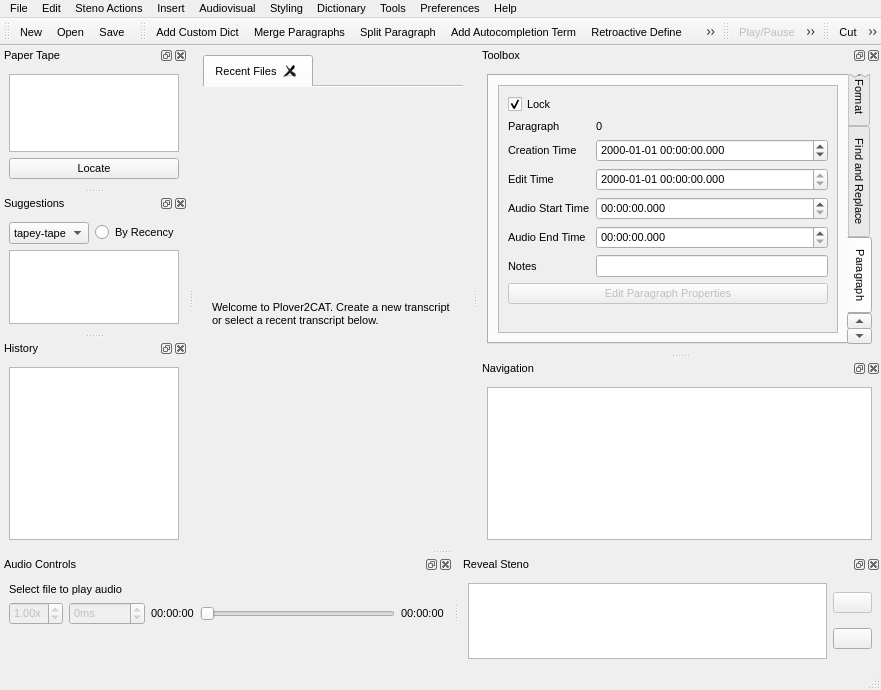
Old version of the form plover_cat/plover_cat.ui in the repository greenwyrt/plover2CAT.
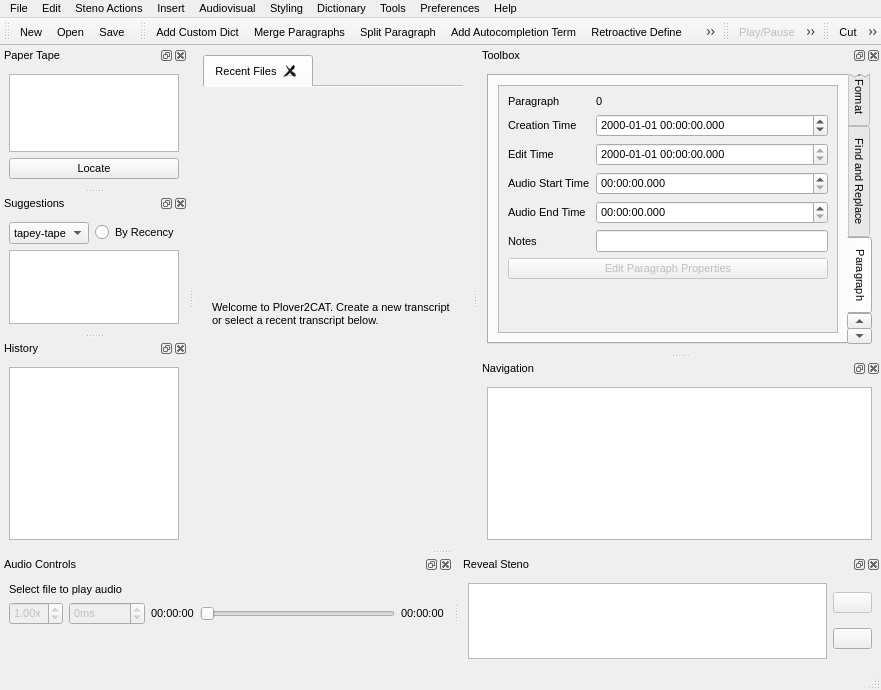
New version of the form. The open tabs and pages were chosen to show the change. Icons and pictures are not drawn.

Diff of the .ui file:
```diff
--- a/plover_cat/plover_cat.ui
+++ b/plover_cat/plover_cat.ui
@@ -2063,22 +2063,6 @@
              </rect>
             </property>
             <layout class="QVBoxLayout" name="verticalLayout_32">
-             <item>
-              <widget class="QCheckBox" name="editorCheck">
-               <property name="focusPolicy">
-                <enum>Qt::NoFocus</enum>
-               </property>
-               <property name="toolTip">
-                <string>Unlock to edit paragraph properties</string>
-               </property>
-               <property name="text">
-                <string>Lock</string>
-               </property>
-               <property name="checked">
-                <bool>true</bool>
-               </property>
-              </widget>
-             </item>
              <item>
               <layout class="QFormLayout" name="formLayout_2">
                <item row="0" column="0">
```
Left out of the diff: 24 changed lines with no effect on the pictures.
